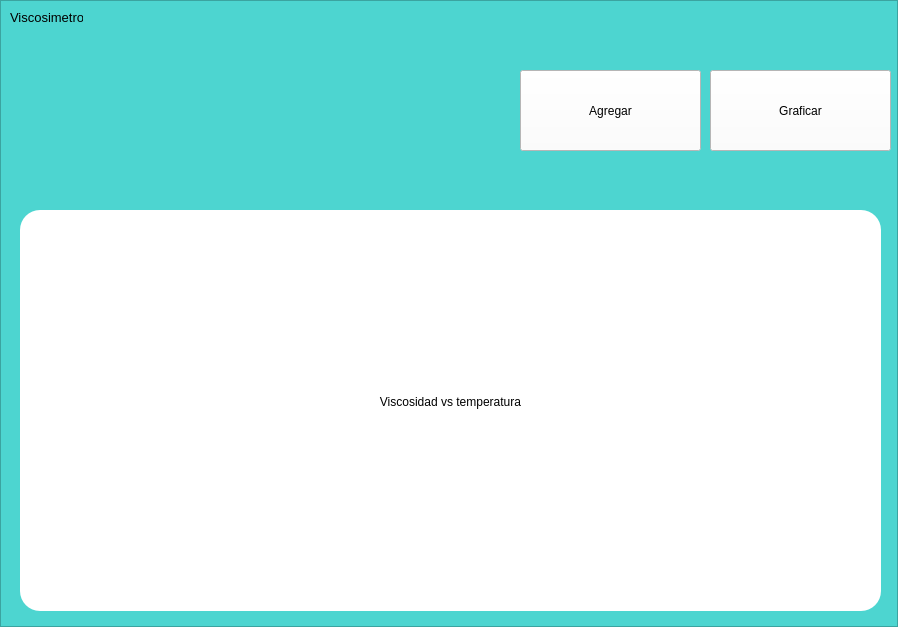
iCruzDaniel/VISCO-DI-S-A, file HMI/Visualizer/vistas/principal.ui: the form before one commit.
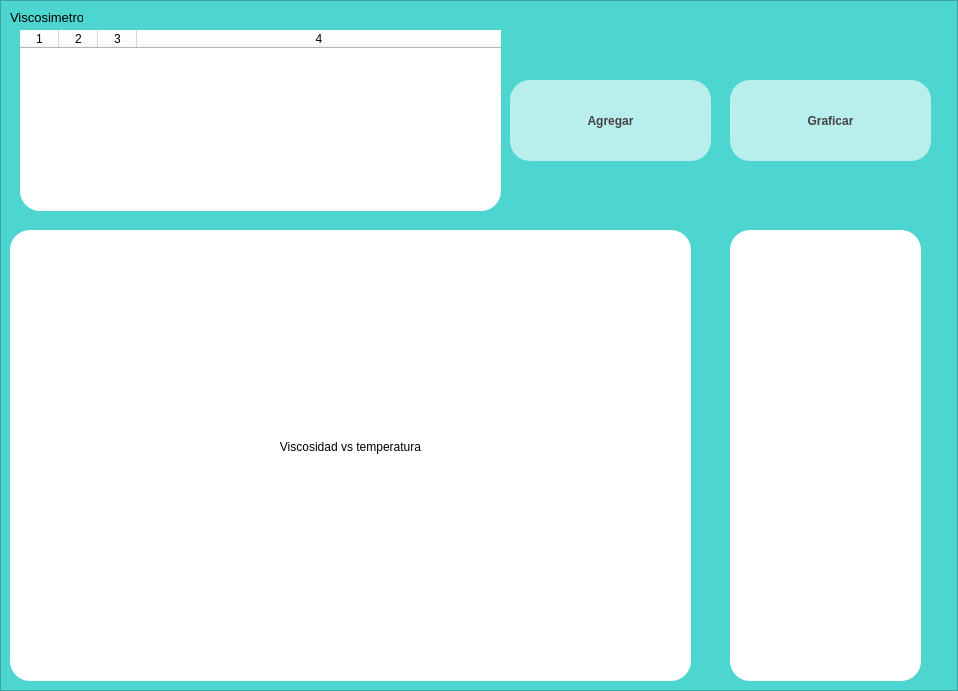
The form after the commit. Icons and pictures are not drawn.

Diff of the .ui file:
```diff
--- a/HMI/Visualizer/vistas/principal.ui
+++ b/HMI/Visualizer/vistas/principal.ui
@@ -6,8 +6,8 @@
    <rect>
     <x>0</x>
     <y>0</y>
-    <width>898</width>
-    <height>627</height>
+    <width>958</width>
+    <height>691</height>
    </rect>
   </property>
   <property name="windowTitle">
@@ -54,15 +54,20 @@
       <widget class="QPushButton" name="agregar">
        <property name="geometry">
         <rect>
-         <x>520</x>
-         <y>70</y>
-         <width>181</width>
+         <x>510</x>
+         <y>80</y>
+         <width>201</width>
          <height>81</height>
         </rect>
        </property>
        <property name="styleSheet">
-        <string notr="true">background-color: rgb(255, 255, 255);
-font: 22pt &quot;Nirmala UI&quot;;</string>
+        <string notr="true">background-color: rgb(184, 238, 236);
+font: 22pt &quot;Nirmala UI&quot;;
+color: #444444;
+font-weight: bold;
+border-radius:20px;
+
+</string>
        </property>
        <property name="text">
         <string>Agregar</string>
@@ -81,15 +86,18 @@
       <widget class="QPushButton" name="graficar">
        <property name="geometry">
         <rect>
-         <x>710</x>
-         <y>70</y>
-         <width>181</width>
+         <x>730</x>
+         <y>80</y>
+         <width>201</width>
          <height>81</height>
         </rect>
        </property>
        <property name="styleSheet">
-        <string notr="true">background-color: rgb(255, 255, 255);
-font: 22pt &quot;Nirmala UI&quot;;</string>
+        <string notr="true">background-color: rgb(184, 238, 236);
+font: 22pt &quot;Nirmala UI&quot;;
+color: #444444;
+font-weight: bold;
+border-radius:20px;</string>
        </property>
        <property name="text">
         <string>Graficar</string>
@@ -108,10 +116,10 @@
       <widget class="QFrame" name="frame_2">
        <property name="geometry">
         <rect>
-         <x>20</x>
-         <y>210</y>
-         <width>861</width>
-         <height>401</height>
+         <x>10</x>
+         <y>230</y>
+         <width>681</width>
+         <height>451</height>
         </rect>
        </property>
        <property name="styleSheet">
@@ -124,7 +132,7 @@
        <property name="frameShadow">
         <enum>QFrame::Raised</enum>
        </property>
-       <layout class="QVBoxLayout" name="verticalLayout_3" stretch="1,5">
+       <layout class="QVBoxLayout" name="verticalLayout_3" stretch="0,5">
         <item>
          <widget class="QLabel" name="label">
           <property name="styleSheet">
@@ -164,6 +172,62 @@
         </item>
        </layout>
       </widget>
+      <widget class="QTableWidget" name="tabla_datos">
+       <property name="geometry">
+        <rect>
+         <x>730</x>
+         <y>230</y>
+         <width>191</width>
+         <height>451</height>
+        </rect>
+       </property>
+       <property name="styleSheet">
+        <string notr="true">background-color: rgb(255, 255, 255);
+border-radius:20px;</string>
+       </property>
+      </widget>
+      <widget class="QTableWidget" name="tabla_recientes">
+       <property name="geometry">
+        <rect>
+         <x>20</x>
+         <y>30</y>
+         <width>481</width>
+         <height>181</height>
+        </rect>
+       </property>
+       <property name="minimumSize">
+        <size>
+         <width>481</width>
+         <height>181</height>
+        </size>
+       </property>
+       <property name="styleSheet">
+        <string notr="true">background-color: rgb(255, 255, 255);
+border-radius:20px;</string>
+       </property>
+       <property name="alternatingRowColors">
+        <bool>true</bool>
+       </property>
+       <property name="columnCount">
+        <number>4</number>
+       </property>
+       <attribute name="horizontalHeaderCascadingSectionResizes">
+        <bool>true</bool>
+       </attribute>
+       <attribute name="horizontalHeaderDefaultSectionSize">
+        <number>39</number>
+       </attribute>
+       <attribute name="horizontalHeaderStretchLastSection">
+        <bool>true</bool>
+       </attribute>
+       <attribute name="verticalHeaderCascadingSectionResizes">
+        <bool>true</bool>
+       </attribute>
+       <column/>
+       <column/>
+       <column/>
+       <column/>
+      </widget>
      </widget>
     </item>
    </layout>
```
Left out of the diff: 4 changed lines with no effect on the pictures.
